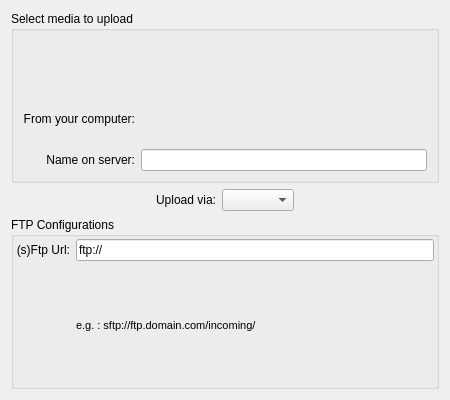
Before: the Qt Designer form bilbo/uploadmediabase.ui in mtux/bilbo, drawn with Qt 5.
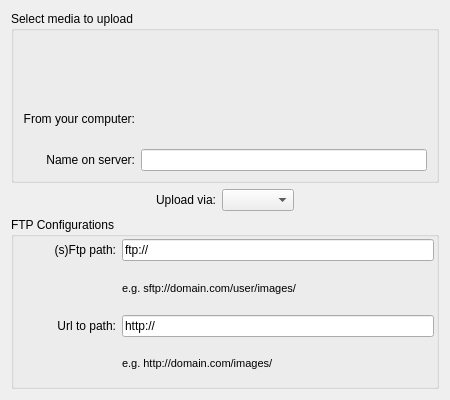
After: the same form once the commit is applied. Custom widgets are drawn as their Qt base class.

Commit message: Ftp upload function improved, a field to set Http url of directory on server added. A fix on BilboKBlog to add Z at the end of DateTime sent to wordpress! to be clear that its in UTC timezone

The edit to the form file:
```diff
--- a/bilbo/uploadmediabase.ui
+++ b/bilbo/uploadmediabase.ui
@@ -101,24 +101,44 @@
       <property name="margin">
        <number>2</number>
       </property>
-      <item row="0" column="2">
+      <item row="3" column="1" colspan="3">
+       <widget class="KLineEdit" name="kcfg_httpUrl">
+        <property name="toolTip">
+         <string>Will use for direct link generation</string>
+        </property>
+        <property name="text">
+         <string>http://</string>
+        </property>
+       </widget>
+      </item>
+      <item row="3" column="0">
+       <widget class="QLabel" name="label_4">
+        <property name="text">
+         <string>Url to path:</string>
+        </property>
+        <property name="alignment">
+         <set>Qt::AlignRight|Qt::AlignTrailing|Qt::AlignVCenter</set>
+        </property>
+       </widget>
+      </item>
+      <item row="0" column="1" colspan="3">
        <widget class="KLineEdit" name="kcfg_FtpPath">
         <property name="text">
          <string>ftp://</string>
         </property>
        </widget>
       </item>
-      <item row="0" column="0" colspan="2">
+      <item row="0" column="0">
        <widget class="QLabel" name="label_2">
         <property name="text">
-         <string>(s)Ftp Url:</string>
+         <string>(s)Ftp path:</string>
         </property>
         <property name="alignment">
          <set>Qt::AlignRight|Qt::AlignTrailing|Qt::AlignVCenter</set>
         </property>
        </widget>
       </item>
-      <item row="1" column="2">
+      <item row="2" column="1" colspan="3">
        <widget class="QLabel" name="label_3">
         <property name="font">
          <font>
@@ -126,7 +146,19 @@
          </font>
         </property>
         <property name="text">
-         <string>e.g. : sftp://ftp.domain.com/incoming/</string>
+         <string>e.g. sftp://domain.com/user/images/</string>
+        </property>
+       </widget>
+      </item>
+      <item row="4" column="1" colspan="3">
+       <widget class="QLabel" name="label_5">
+        <property name="font">
+         <font>
+          <pointsize>8</pointsize>
+         </font>
+        </property>
+        <property name="text">
+         <string>e.g. http://domain.com/images/</string>
         </property>
        </widget>
       </item>
```
Left out of the diff: 3 changed lines with no effect on the pictures. The commit also changes 4 other files.
